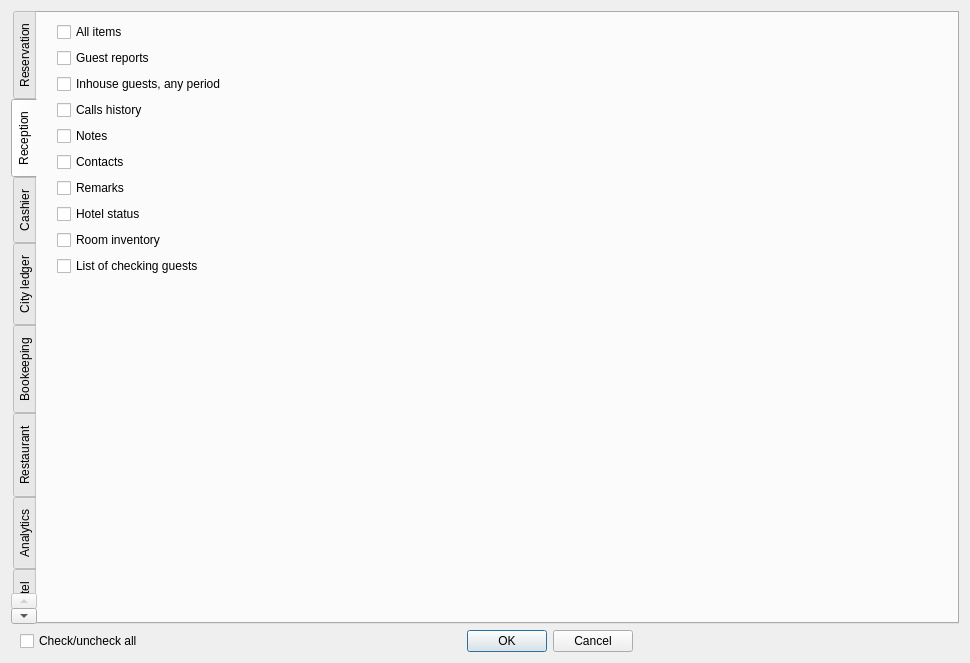
Before: the Qt Designer form Resort/dlguserrights.ui in End1-1/Resort, drawn with Qt 5.
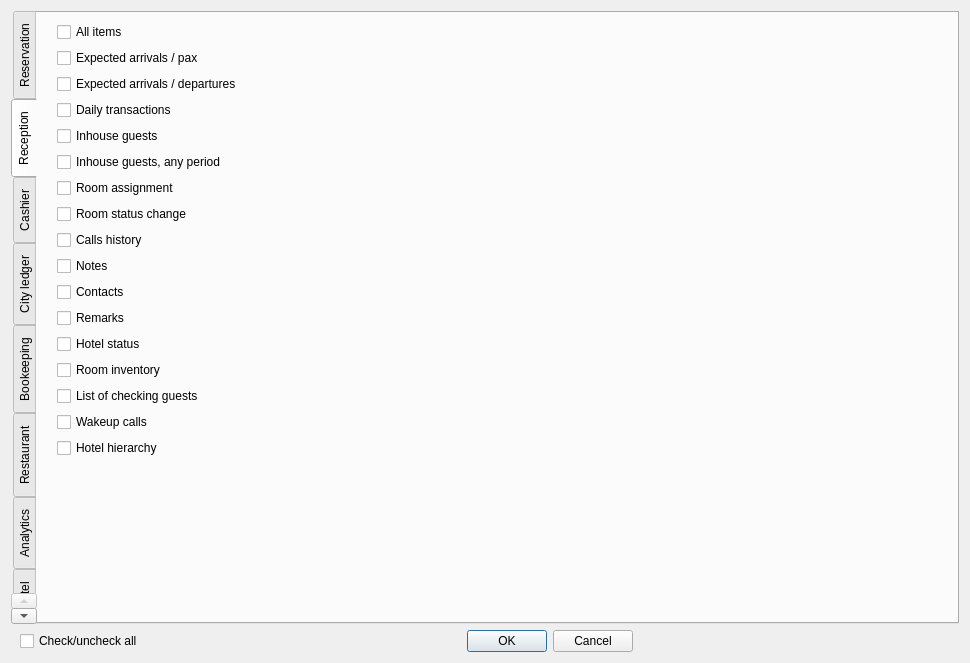
After: the same form once the commit is applied. The open tabs and pages were chosen to show the change. Custom widgets are drawn as their Qt base class.

What changed in the file:
```diff
--- a/Resort/dlguserrights.ui
+++ b/Resort/dlguserrights.ui
@@ -294,10 +294,40 @@
        <item>
         <widget class="EQCheckBox" name="chGuestReport">
          <property name="text">
-          <string>Guest reports</string>
+          <string>Expected arrivals / pax</string>
          </property>
          <property name="Tag" stdset="0">
-          <number>49</number>
+          <number>118</number>
+         </property>
+        </widget>
+       </item>
+       <item>
+        <widget class="EQCheckBox" name="chExpectedArrivalsPax_2">
+         <property name="text">
+          <string>Expected arrivals / departures</string>
+         </property>
+         <property name="Tag" stdset="0">
+          <number>119</number>
+         </property>
+        </widget>
+       </item>
+       <item>
+        <widget class="EQCheckBox" name="chDailyTransactions">
+         <property name="text">
+          <string>Daily transactions</string>
+         </property>
+         <property name="Tag" stdset="0">
+          <number>124</number>
+         </property>
+        </widget>
+       </item>
+       <item>
+        <widget class="EQCheckBox" name="chInhouseGuest">
+         <property name="text">
+          <string>Inhouse guests</string>
+         </property>
+         <property name="Tag" stdset="0">
+          <number>120</number>
          </property>
         </widget>
        </item>
@@ -311,6 +341,26 @@
          </property>
         </widget>
        </item>
+       <item>
+        <widget class="EQCheckBox" name="chRoomAssignmen">
+         <property name="text">
+          <string>Room assignment</string>
+         </property>
+         <property name="Tag" stdset="0">
+          <number>117</number>
+         </property>
+        </widget>
+       </item>
+       <item>
+        <widget class="EQCheckBox" name="chRoomStatusChange">
+         <property name="text">
+          <string>Room status change</string>
+         </property>
+         <property name="Tag" stdset="0">
+          <number>121</number>
+         </property>
+        </widget>
+       </item>
        <item>
         <widget class="EQCheckBox" name="chCallHistory">
          <property name="text">
@@ -381,6 +431,26 @@
          </property>
         </widget>
        </item>
+       <item>
+        <widget class="EQCheckBox" name="chWakeupCalls">
+         <property name="text">
+          <string>Wakeup calls</string>
+         </property>
+         <property name="Tag" stdset="0">
+          <number>122</number>
+         </property>
+        </widget>
+       </item>
+       <item>
+        <widget class="EQCheckBox" name="chHotelHierarchy">
+         <property name="text">
+          <string>Hotel hierarchy</string>
+         </property>
+         <property name="Tag" stdset="0">
+          <number>123</number>
+         </property>
+        </widget>
+       </item>
        <item>
         <spacer name="verticalSpacer_2">
          <property name="orientation">
@@ -1354,36 +1424,6 @@
        </item>
       </layout>
      </widget>
-     <widget class="QWidget" name="tabStorehouse">
-      <attribute name="title">
-       <string>Storehouse</string>
-      </attribute>
-      <layout class="QVBoxLayout" name="verticalLayout_8">
-       <item>
-        <widget class="EQCheckBox" name="chStoreHouseAllItems">
-         <property name="text">
-          <string>All items</string>
-         </property>
-         <property name="Tag" stdset="0">
-          <number>86</number>
-         </property>
-        </widget>
-       </item>
-       <item>
-        <spacer name="verticalSpacer_10">
-         <property name="orientation">
-          <enum>Qt::Vertical</enum>
-         </property>
-         <property name="sizeHint" stdset="0">
-          <size>
-           <width>20</width>
-           <height>566</height>
-          </size>
-         </property>
-        </spacer>
-       </item>
-      </layout>
-     </widget>
     </widget>
    </item>
    <item>
```
Left out of the diff: 58 changed lines with no effect on the pictures.
